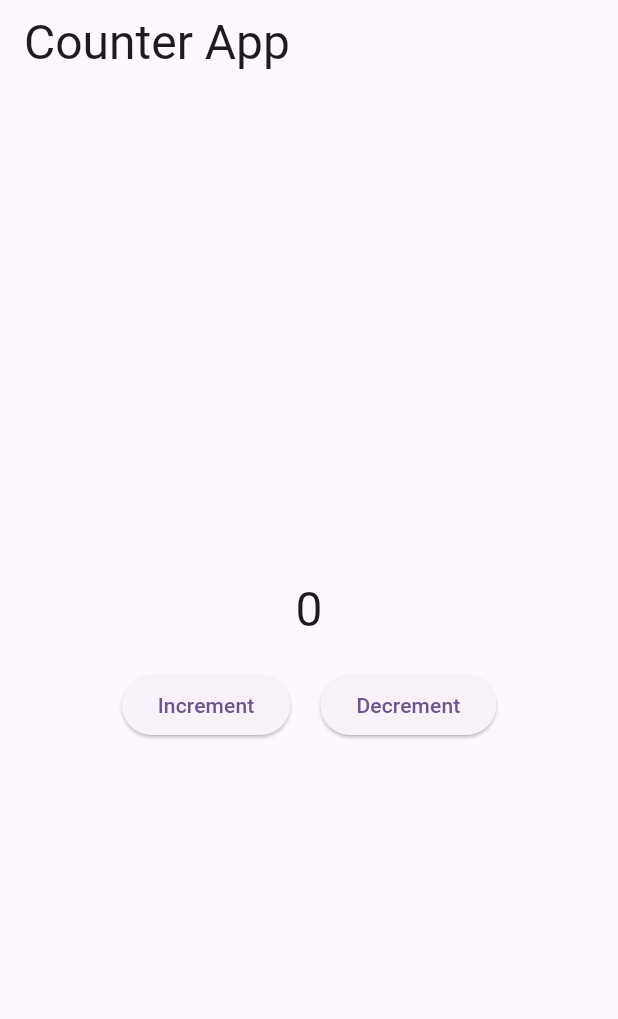
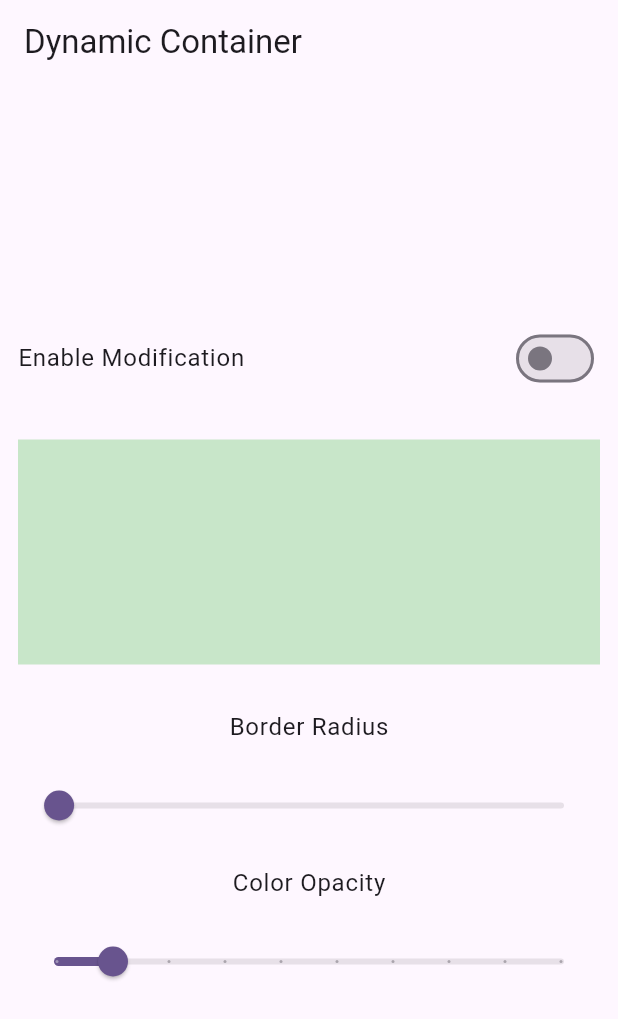
Before and after one commit to Nafis71/flutter_bloc_prac, a Flutter app: the screen it shows after launch, on a phone screen of 412 x 824 dp. Shown: the top 1019 px of the screen. Run offline on Flutter 3.47's test engine with Material 3 defaults, Android fonts, the phone set to English and light mode, and no system bars; our stand-ins replace equatable, flutter_bloc, go_router.

Commit message:
feat: dynamic container practice code added

```diff
--- a/lib/core/routes/app_routes.dart
+++ b/lib/core/routes/app_routes.dart
@@ -1,5 +1,6 @@
 import 'package:flutter_bloc_prac/core/routes/route_names.dart';
 import 'package:flutter_bloc_prac/features/counter/pages/counter_v.dart';
+import 'package:flutter_bloc_prac/features/dynamic_container/pages/dynamic_container_v.dart';
 import 'package:flutter_bloc_prac/features/splash/pages/splash_v.dart';
 import 'package:go_router/go_router.dart';
 
@@ -20,6 +21,13 @@ class AppRoutes {
           return CounterView();
         },
       ),
+      GoRoute(
+        path: "/dynamic-container",
+        name: RouteNames.dynamicContainer,
+        builder: (context, state) {
+          return DynamicContainerView();
+        },
+      ),
     ],
   );
 }
--- a/lib/core/routes/route_names.dart
+++ b/lib/core/routes/route_names.dart
@@ -1,4 +1,5 @@
 class RouteNames {
   static const String initial = "/";
-  static const String counter = "/counter";
+  static const String counter = "counter";
+  static const String dynamicContainer = "dynamic-container";
 }
--- /dev/null
+++ b/lib/features/dynamic_container/bloc/dynamic_container_bloc.dart
@@ -0,0 +1,33 @@
+import 'package:flutter_bloc/flutter_bloc.dart';
+import 'package:flutter_bloc_prac/features/dynamic_container/bloc/dynamic_container_event.dart';
+import 'package:flutter_bloc_prac/features/dynamic_container/bloc/dynamic_container_state.dart';
+
+class DynamicContainerBloc
+    extends Bloc<DynamicContainerEvent, DynamicContainerState> {
+  DynamicContainerBloc() : super(DynamicContainerState()) {
+    on<EnableContainerModificationEvent>(_enableContainerModification);
+    on<BorderRadiusChangeEvent>(_changeContainerBorderRadius);
+    on<ColorOpacityChangeEvent>(_changeContainerColorOpacity);
+  }
+
+  void _enableContainerModification(
+    EnableContainerModificationEvent event,
+    Emitter<DynamicContainerState> emit,
+  ) {
+    emit(state.copyWith(enableModification: event.enable));
+  }
+
+  void _changeContainerBorderRadius(
+    BorderRadiusChangeEvent event,
+    Emitter<DynamicContainerState> emit,
+  ) {
+    emit(state.copyWith(borderRadius: event.selectedBorderRadius));
+  }
+
+  void _changeContainerColorOpacity(
+    ColorOpacityChangeEvent event,
+    Emitter<DynamicContainerState> emit,
+  ) {
+    emit(state.copyWith(colorOpacity: event.selectedColorOpacity));
+  }
+}
--- /dev/null
+++ b/lib/features/dynamic_container/bloc/dynamic_container_event.dart
@@ -0,0 +1,35 @@
+import 'package:equatable/equatable.dart';
+
+abstract class DynamicContainerEvent extends Equatable {
+  const DynamicContainerEvent();
+
+  @override
+  List<Object?> get props => [];
+}
+
+class EnableContainerModificationEvent extends DynamicContainerEvent {
+  final bool enable;
+
+  const EnableContainerModificationEvent(this.enable);
+
+  @override
+  List<Object?> get props => [enable];
+}
+
+class BorderRadiusChangeEvent extends DynamicContainerEvent {
+  final int selectedBorderRadius;
+
+  const BorderRadiusChangeEvent(this.selectedBorderRadius);
+
+  @override
+  List<Object?> get props => [selectedBorderRadius];
+}
+
+class ColorOpacityChangeEvent extends DynamicContainerEvent {
+  final int selectedColorOpacity;
+
+  const ColorOpacityChangeEvent(this.selectedColorOpacity);
+
+  @override
+  List<Object?> get props => [selectedColorOpacity];
+}
--- /dev/null
+++ b/lib/features/dynamic_container/bloc/dynamic_container_state.dart
@@ -0,0 +1,28 @@
+import 'package:equatable/equatable.dart';
+
+class DynamicContainerState extends Equatable {
+  final bool? enableModification;
+  final int? borderRadius;
+  final int? colorOpacity;
+
+  const DynamicContainerState({
+    this.enableModification,
+    this.borderRadius,
+    this.colorOpacity,
+  });
+
+  @override
+  List<Object?> get props => [enableModification, borderRadius, colorOpacity];
+
+  DynamicContainerState copyWith({
+    bool? enableModification,
+    int? borderRadius,
+    int? colorOpacity,
+  }) {
+    return DynamicContainerState(
+      enableModification: enableModification ?? this.enableModification,
+      borderRadius: borderRadius ?? this.borderRadius,
+      colorOpacity: colorOpacity ?? this.colorOpacity,
+    );
+  }
+}
--- /dev/null
+++ b/lib/features/dynamic_container/pages/dynamic_container_v.dart
@@ -0,0 +1,58 @@
+import 'package:flutter/material.dart';
+import 'package:flutter_bloc/flutter_bloc.dart';
+import 'package:flutter_bloc_prac/features/dynamic_container/bloc/dynamic_container_bloc.dart';
+import 'package:flutter_bloc_prac/features/dynamic_container/widgets/changeable_container_w.dart';
+import 'package:flutter_bloc_prac/features/dynamic_container/widgets/container_border_radius_slider_w.dart';
+import 'package:flutter_bloc_prac/features/dynamic_container/widgets/container_color_opacity_slider_w.dart';
+import 'package:flutter_bloc_prac/features/dynamic_container/widgets/container_modification_switch_w.dart';
+
+class DynamicContainerView extends StatefulWidget {
+  const DynamicContainerView({super.key});
+
+  @override
+  State<DynamicContainerView> createState() => _DynamicContainerViewState();
+}
+
+class _DynamicContainerViewState extends State<DynamicContainerView> {
+  late final DynamicContainerBloc _dynamicContainerBloc;
+
+  @override
+  void initState() {
+    _dynamicContainerBloc = context.read<DynamicContainerBloc>();
+    super.initState();
+  }
+
+  @override
+  Widget build(BuildContext context) {
+    return Scaffold(
+      appBar: AppBar(
+        title: Text(
+          "Dynamic Container",
+          style: Theme.of(context).textTheme.titleLarge,
+        ),
+      ),
+      body: Padding(
+        padding: EdgeInsetsGeometry.symmetric(horizontal: 12),
+        child: Column(
+          mainAxisAlignment: .center,
+          crossAxisAlignment: .center,
+          children: [
+            ContainerModificationSwitch(
+              dynamicContainerBloc: _dynamicContainerBloc,
+            ),
+            SizedBox(height: 30),
+            ChangeableContainer(dynamicContainerBloc: _dynamicContainerBloc),
+            SizedBox(height: 30),
+            ContainerBorderRadiusSlider(
+              dynamicContainerBloc: _dynamicContainerBloc,
+            ),
+            SizedBox(height: 16),
+            ContainerColorOpacitySlider(
+              dynamicContainerBloc: _dynamicContainerBloc,
+            ),
+          ],
+        ),
+      ),
+    );
+  }
+}
--- /dev/null
+++ b/lib/features/dynamic_container/widgets/changeable_container_w.dart
@@ -0,0 +1,30 @@
+import 'package:flutter/material.dart';
+import 'package:flutter_bloc/flutter_bloc.dart';
+import 'package:flutter_bloc_prac/features/dynamic_container/bloc/dynamic_container_bloc.dart';
+
+import '../bloc/dynamic_container_state.dart';
+
+class ChangeableContainer extends StatelessWidget {
+  final DynamicContainerBloc dynamicContainerBloc;
+
+  const ChangeableContainer({super.key, required this.dynamicContainerBloc});
+
+  @override
+  Widget build(BuildContext context) {
+    return BlocBuilder<DynamicContainerBloc, DynamicContainerState>(
+      builder: (context, state) {
+        debugPrint("Building dynamic container");
+        return Container(
+          height: 150,
+          width: double.infinity,
+          decoration: BoxDecoration(
+            color: Colors.green[state.colorOpacity ?? 100],
+            borderRadius: BorderRadius.circular(
+              state.borderRadius?.toDouble() ?? 0,
+            ),
+          ),
+        );
+      },
+    );
+  }
+}
--- /dev/null
+++ b/lib/features/dynamic_container/widgets/container_border_radius_slider_w.dart
@@ -0,0 +1,53 @@
+import 'package:flutter/material.dart';
+import 'package:flutter_bloc/flutter_bloc.dart';
+import 'package:flutter_bloc_prac/features/dynamic_container/bloc/dynamic_container_bloc.dart';
+
+import '../bloc/dynamic_container_event.dart';
+import '../bloc/dynamic_container_state.dart';
+
+class ContainerBorderRadiusSlider extends StatelessWidget {
+  final DynamicContainerBloc dynamicContainerBloc;
+
+  const ContainerBorderRadiusSlider({
+    super.key,
+    required this.dynamicContainerBloc,
+  });
+
+  @override
+  Widget build(BuildContext context) {
+    return Column(
+      children: [
+        Text("Border Radius", style: Theme.of(context).textTheme.bodyLarge),
+        SizedBox(height: 16),
+        BlocBuilder<DynamicContainerBloc, DynamicContainerState>(
+          buildWhen: (previous, current) =>
+              previous.borderRadius != current.borderRadius ||
+              (previous.enableModification != current.enableModification),
+          builder: (context, state) {
+            debugPrint("Building border radius slider");
+            return Slider(
+              value: state.borderRadius?.toDouble() ?? 1,
+              max: 100,
+              onChanged: state.enableModification ?? false
+                  ? (sliderValue) {
+                      dynamicContainerBloc.add(
+                        BorderRadiusChangeEvent(sliderValue.truncate()),
+                      );
+                    }
+                  : (_) {
+                      ScaffoldMessenger.of(context).removeCurrentSnackBar();
+                      ScaffoldMessenger.of(context).showSnackBar(
+                        SnackBar(
+                          content: Text(
+                            "Modification is Disabled. Please enable it first",
+                          ),
+                        ),
+                      );
+                    },
+            );
+          },
+        ),
+      ],
+    );
+  }
+}
--- /dev/null
+++ b/lib/features/dynamic_container/widgets/container_color_opacity_slider_w.dart
@@ -0,0 +1,54 @@
+import 'package:flutter/material.dart';
+import 'package:flutter_bloc/flutter_bloc.dart';
+
+import '../bloc/dynamic_container_bloc.dart';
+import '../bloc/dynamic_container_event.dart';
+import '../bloc/dynamic_container_state.dart';
+
+class ContainerColorOpacitySlider extends StatelessWidget {
+  final DynamicContainerBloc dynamicContainerBloc;
+
+  const ContainerColorOpacitySlider({
+    super.key,
+    required this.dynamicContainerBloc,
+  });
+
+  @override
+  Widget build(BuildContext context) {
+    return Column(
+      children: [
+        Text("Color Opacity", style: Theme.of(context).textTheme.bodyLarge),
+        SizedBox(height: 16),
+        BlocBuilder<DynamicContainerBloc, DynamicContainerState>(
+          buildWhen: (previous, current) =>
+              previous.colorOpacity != current.colorOpacity ||
+              (previous.enableModification != current.enableModification),
+          builder: (context, state) {
+            debugPrint("Building Color Opacity slider");
+            return Slider(
+              value: state.colorOpacity?.toDouble() ?? 100,
+              max: 900,
+              divisions: 9,
+              onChanged: state.enableModification ?? false
+                  ? (sliderValue) {
+                      dynamicContainerBloc.add(
+                        ColorOpacityChangeEvent(sliderValue.toInt()),
+                      );
+                    }
+                  : (_) {
+                      ScaffoldMessenger.of(context).removeCurrentSnackBar();
+                      ScaffoldMessenger.of(context).showSnackBar(
+                        SnackBar(
+                          content: Text(
+                            "Modification is Disabled. Please enable it first",
+                          ),
+                        ),
+                      );
+                    },
+            );
+          },
+        ),
+      ],
+    );
+  }
+}
--- /dev/null
+++ b/lib/features/dynamic_container/widgets/container_modification_switch_w.dart
@@ -0,0 +1,41 @@
+import 'package:flutter/material.dart';
+import 'package:flutter_bloc/flutter_bloc.dart';
+
+import '../bloc/dynamic_container_bloc.dart';
+import '../bloc/dynamic_container_event.dart';
+import '../bloc/dynamic_container_state.dart';
+
+class ContainerModificationSwitch extends StatelessWidget {
+  final DynamicContainerBloc dynamicContainerBloc;
+
+  const ContainerModificationSwitch({
+    super.key,
+    required this.dynamicContainerBloc,
+  });
+
+  @override
+  Widget build(BuildContext context) {
+    return Row(
+      mainAxisAlignment: .spaceBetween,
+      children: [
+        Text(
+          "Enable Modification",
+          style: Theme.of(context).textTheme.bodyLarge,
+        ),
+        BlocBuilder<DynamicContainerBloc, DynamicContainerState>(
+          buildWhen: (previous, current) =>
+              previous.enableModification != current.enableModification,
+          builder: (context, state) {
+            debugPrint("Building switch");
+            return Switch(
+              value: state.enableModification ?? false,
+              onChanged: (value) => dynamicContainerBloc.add(
+                EnableContainerModificationEvent(value),
+              ),
+            );
+          },
+        ),
+      ],
+    );
+  }
+}
--- a/lib/features/splash/pages/splash_v.dart
+++ b/lib/features/splash/pages/splash_v.dart
@@ -17,7 +17,7 @@ class _SplashViewState extends State<SplashView> {
   @override
   void initState() {
     _timer = Timer(Duration(seconds: 2), (){
-      context.goNamed(RouteNames.counter);
+      context.goNamed(RouteNames.dynamicContainer);
       _timer.cancel();
     });
     super.initState();
--- a/lib/main.dart
+++ b/lib/main.dart
@@ -2,6 +2,7 @@ import 'package:flutter/material.dart';
 import 'package:flutter_bloc/flutter_bloc.dart';
 import 'package:flutter_bloc_prac/core/routes/app_routes.dart';
 import 'package:flutter_bloc_prac/features/counter/bloc/counter_bloc.dart';
+import 'package:flutter_bloc_prac/features/dynamic_container/bloc/dynamic_container_bloc.dart';
 
 void main() {
   runApp(const MyApp());
@@ -16,6 +17,7 @@ class MyApp extends StatelessWidget {
     return MultiBlocProvider(
       providers: [
         BlocProvider(create: (context) => CounterBloc()),
+        BlocProvider(create: (context) => DynamicContainerBloc()),
       ],
       child: MaterialApp.router(
         title: 'Flutter Demo',
```
